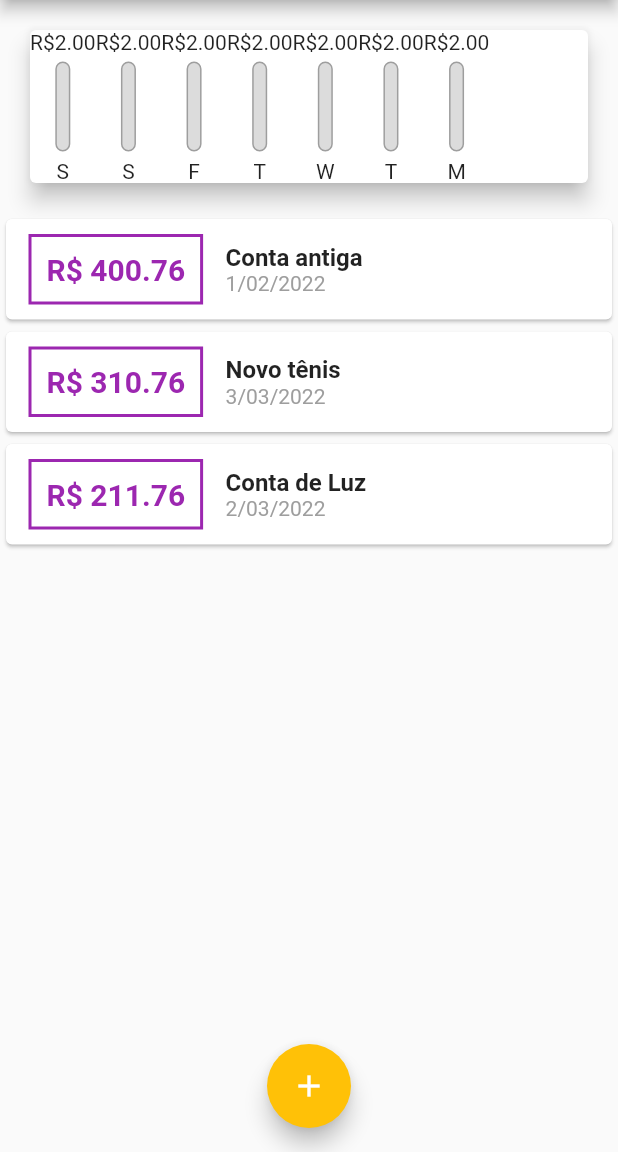
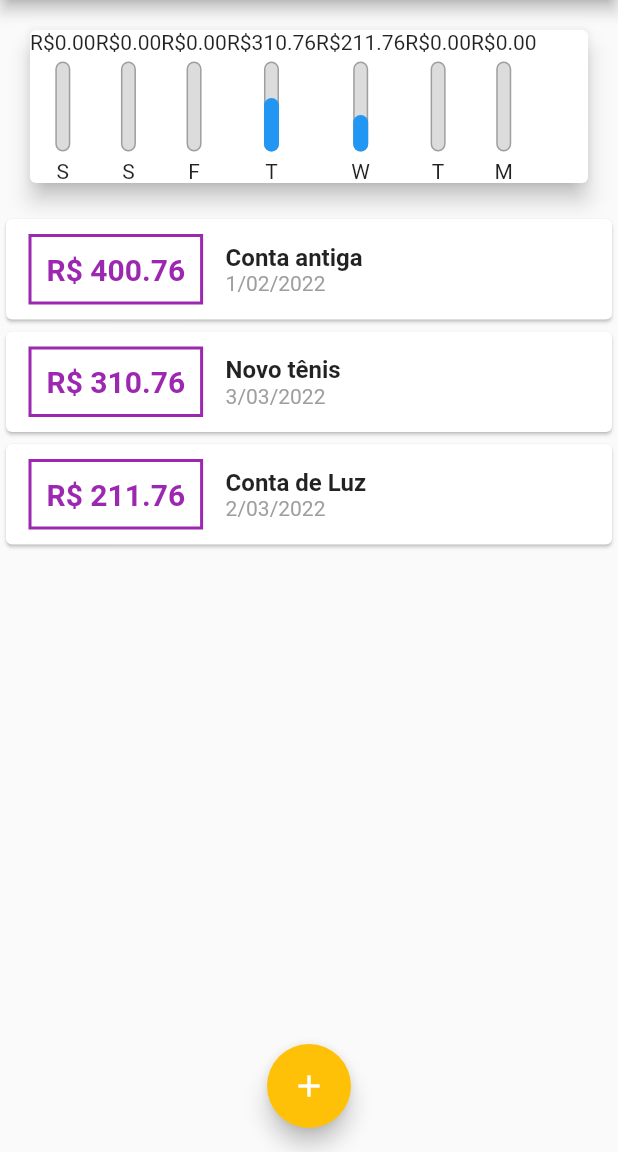
Before and after one commit to gbarros1994/expenses, a Flutter app: the screen it shows after launch, on a phone screen of 412 x 824 dp, the part 84-1236 px from its top. Run offline on Flutter 3.47's test engine with Material 2 defaults, Android fonts, the phone set to English and light mode, and no system bars.

Commit message:
create function weektotal

```diff
--- a/lib/components/chart.dart
+++ b/lib/components/chart.dart
@@ -35,15 +35,24 @@ class Chart extends StatelessWidget {
     });
   }
 
+  double get _weekTotalValue {
+    return groupedTransactions.fold(0.0, (sum, tra) {
+      return sum + (tra['value'] as double);
+    });
+  }
+
   @override
   Widget build(BuildContext context) {
-    groupedTransactions;
     return Card(
       elevation: 6,
       margin: EdgeInsets.all(20),
       child: Row(
         children: groupedTransactions.map((tr) {
-          return ChartBar(tr['day'].toString(), 2, 0);
+          return ChartBar(
+            tr['day'].toString(),
+            (tr['value'] as double),
+            (tr['value'] as double) / _weekTotalValue,
+          );
         }).toList(),
       ),
     );
```
